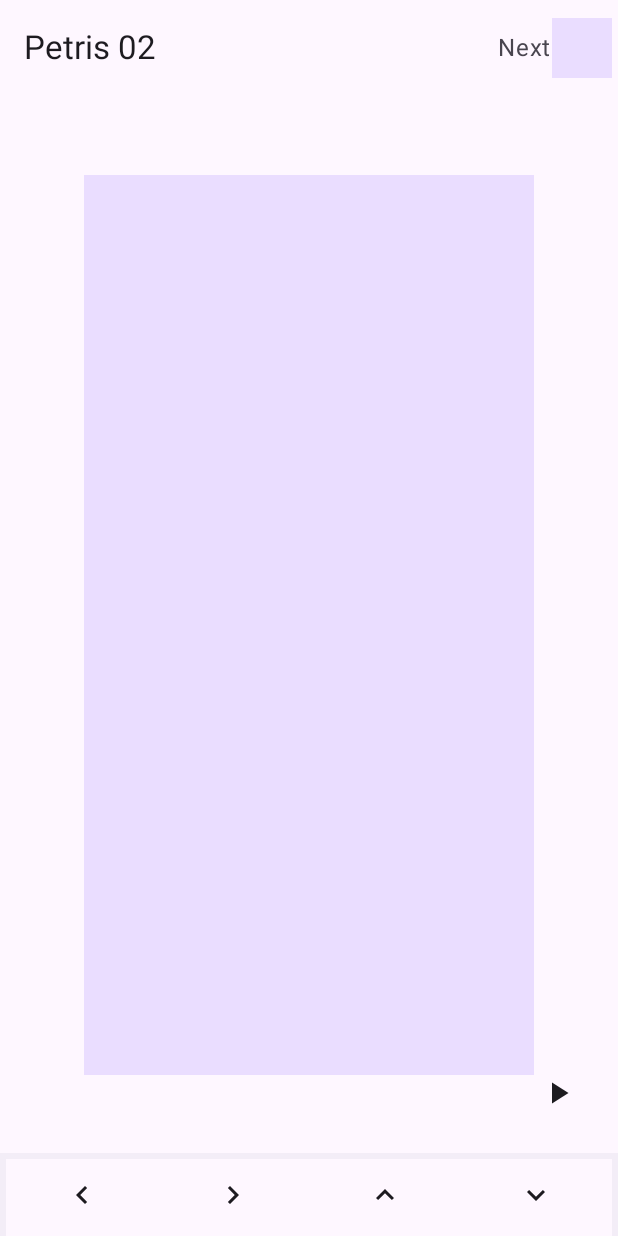
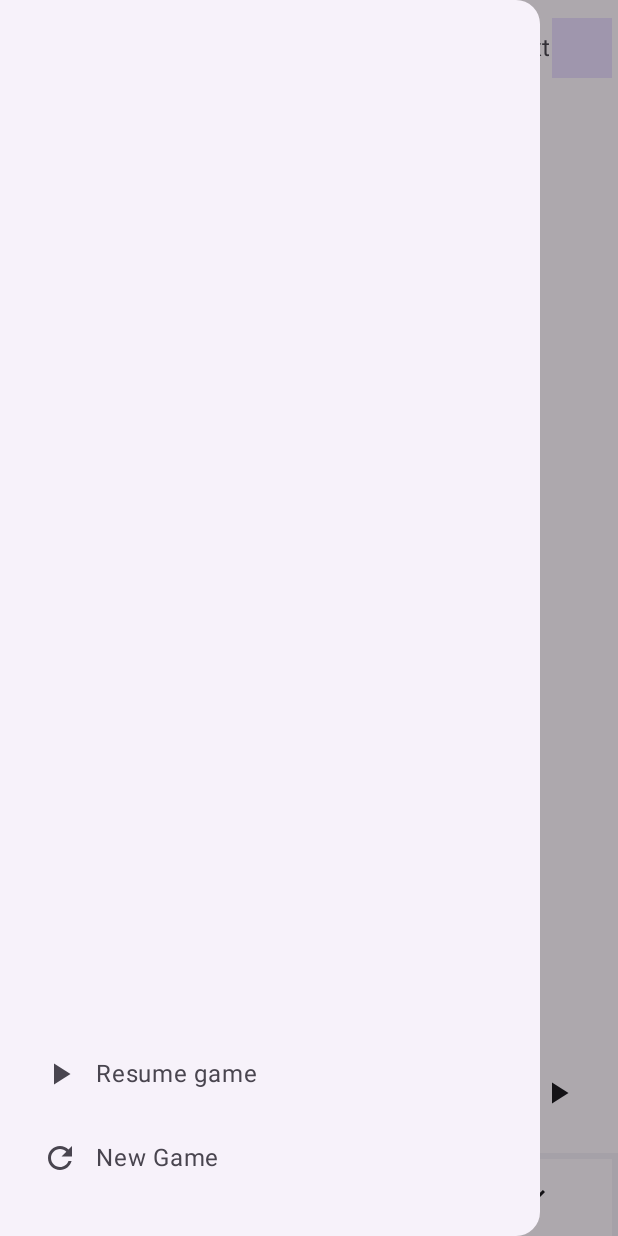
Before and after one commit to fikma/petris02, an Android app built with Jetpack Compose: the screen it shows after launch (MainActivity), after a tap on "Play", on a phone screen of 412 x 824 dp. Run offline under Robolectric (Android 15) with nearby library versions, the phone set to English and light mode, and no system bars; our stand-ins replace Dagger/Hilt's generated code; 2 statements that could not run were skipped.

Commit message:
Add a drawer

```diff
--- a/app/src/main/java/com/contoh/petris02/models/GameState.kt
+++ b/app/src/main/java/com/contoh/petris02/models/GameState.kt
@@ -11,5 +11,8 @@ data class TaskWrapper(
 data class GameState(
     var isPaused: MutableState<Boolean> = mutableStateOf(false),
     var speed: Long = 700, // milliseconds
-    val task: MutableList<TaskWrapper> = mutableListOf()
-)
+    val task: MutableList<TaskWrapper> = mutableListOf(),
+) {
+    lateinit var closeDrawer : () -> Unit
+    lateinit var openDrawer : () -> Unit
+}
--- a/app/src/main/java/com/contoh/petris02/viewModels/GamePageViewModel.kt
+++ b/app/src/main/java/com/contoh/petris02/viewModels/GamePageViewModel.kt
@@ -1,16 +1,42 @@
 package com.contoh.petris02.viewModels
 
+import androidx.compose.material3.DrawerState
+import androidx.compose.material3.DrawerValue
+import androidx.compose.material3.rememberDrawerState
 import androidx.lifecycle.ViewModel
 import com.contoh.petris02.models.GameState
 import dagger.hilt.android.lifecycle.HiltViewModel
+import kotlinx.coroutines.CoroutineScope
+import kotlinx.coroutines.launch
 import javax.inject.Inject
 
 @HiltViewModel
 class GamePageViewModel @Inject constructor(
-    private val _gameState : GameState
+    private val _gameState : GameState,
 ) : ViewModel() {
+    lateinit var modalSheetScope: CoroutineScope
+    lateinit var drawerState: DrawerState
+
     val gameState = _gameState
-    val togglePausedStateRef = ::togglePausedState
+
+    init {
+        _gameState.closeDrawer = ::closeModalSheet
+        _gameState.openDrawer = ::openModalSheet
+    }
+
+    private fun closeModalSheet() {
+        modalSheetScope.launch {
+            drawerState.close()
+            togglePausedState(false)
+        }
+    }
+
+    private fun openModalSheet() {
+        modalSheetScope.launch {
+            togglePausedState(true)
+            drawerState.open()
+        }
+    }
 
     fun runUpdate() {
         _gameState.task.sortBy { it.priority }
@@ -19,7 +45,7 @@ class GamePageViewModel @Inject constructor(
         }
     }
 
-    private fun togglePausedState() {
-        _gameState.isPaused.value = !_gameState.isPaused.value
+    private fun togglePausedState(isPaused: Boolean) {
+        _gameState.isPaused.value = isPaused
     }
 }
--- a/app/src/main/java/com/contoh/petris02/views/GamePage.kt
+++ b/app/src/main/java/com/contoh/petris02/views/GamePage.kt
@@ -4,8 +4,10 @@ import android.content.res.Configuration.UI_MODE_NIGHT_YES
 import androidx.compose.foundation.layout.*
 import androidx.compose.material.icons.Icons
 import androidx.compose.material.icons.filled.PlayArrow
+import androidx.compose.material.icons.filled.Refresh
 import androidx.compose.material3.*
 import androidx.compose.runtime.Composable
+import androidx.compose.runtime.rememberCoroutineScope
 import androidx.compose.ui.Alignment
 import androidx.compose.ui.Modifier
 import androidx.compose.ui.input.nestedscroll.nestedScroll
@@ -21,6 +23,7 @@ import com.contoh.petris02.viewModels.TetrominoeViewModel
 import com.contoh.petris02.views.components.ControlsButton
 import com.contoh.petris02.views.components.NextTetrominoe
 import com.contoh.petris02.views.components.TetrisBoard
+import kotlinx.coroutines.launch
 
 @OptIn(ExperimentalMaterial3Api::class)
 @Composable
@@ -30,7 +33,37 @@ fun GamePage(
     tetrominoeViewModel: TetrominoeViewModel = viewModel()
 ) {
     val scrollBehavior = TopAppBarDefaults.pinnedScrollBehavior()
+    gamePageViewModel.drawerState = rememberDrawerState(initialValue = DrawerValue.Open)
+    gamePageViewModel.modalSheetScope = rememberCoroutineScope()
 
+    ModalNavigationDrawer(
+        drawerState = gamePageViewModel.drawerState,
+        drawerContent = {
+            ModalDrawerSheet() {
+                Column(
+                    modifier = Modifier.fillMaxHeight(),
+                    verticalArrangement = Arrangement.Bottom
+                ) {
+                    NavigationDrawerItem(
+                        icon = { Icon(imageVector = Icons.Default.PlayArrow, contentDescription = "")},
+                        label = { Text(text = "Resume game")},
+                        selected = false,
+                        onClick = gamePageViewModel.gameState.closeDrawer,
+                        modifier = Modifier.padding(NavigationDrawerItemDefaults.ItemPadding)
+                    )
+
+                    NavigationDrawerItem(
+                        icon = { Icon(imageVector = Icons.Default.Refresh, contentDescription = "")},
+                        label = { Text(text = "New Game")},
+                        selected = false,
+                        onClick = gamePageViewModel.gameState.closeDrawer,
+                        modifier = Modifier.padding(NavigationDrawerItemDefaults.ItemPadding)
+                    )
+                    Spacer(modifier = Modifier.height(24.dp))
+                }
+            }
+        },
+        content = {
             Scaffold(
                 modifier = Modifier.nestedScroll(scrollBehavior.nestedScrollConnection),
                 topBar = {
@@ -57,7 +90,7 @@ fun GamePage(
                     )
                 },
                 floatingActionButton = {
-            IconButton(onClick = gamePageViewModel.togglePausedStateRef) {
+                    IconButton(onClick = gamePageViewModel.gameState.openDrawer) {
                         Icon(
                             imageVector = Icons.Default.PlayArrow,
                             contentDescription = "Play"
@@ -79,6 +112,8 @@ fun GamePage(
                     )
                 }
             }
+        }
+    )
 }
 
 @Preview(
```
Lines whose indentation alone changed are shown as unchanged.
